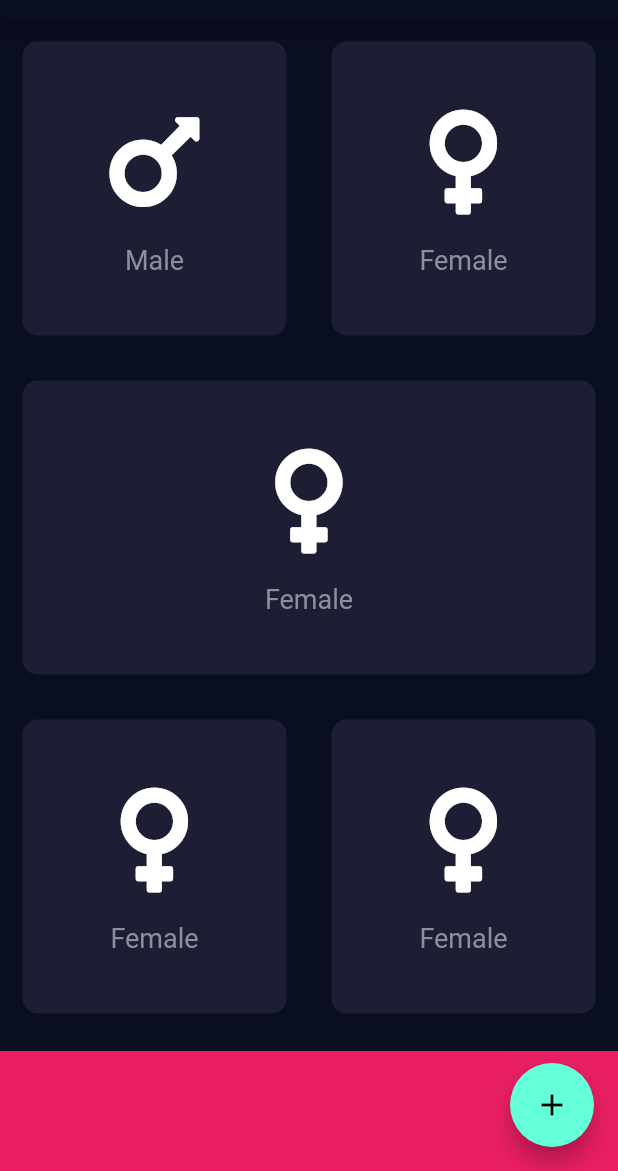
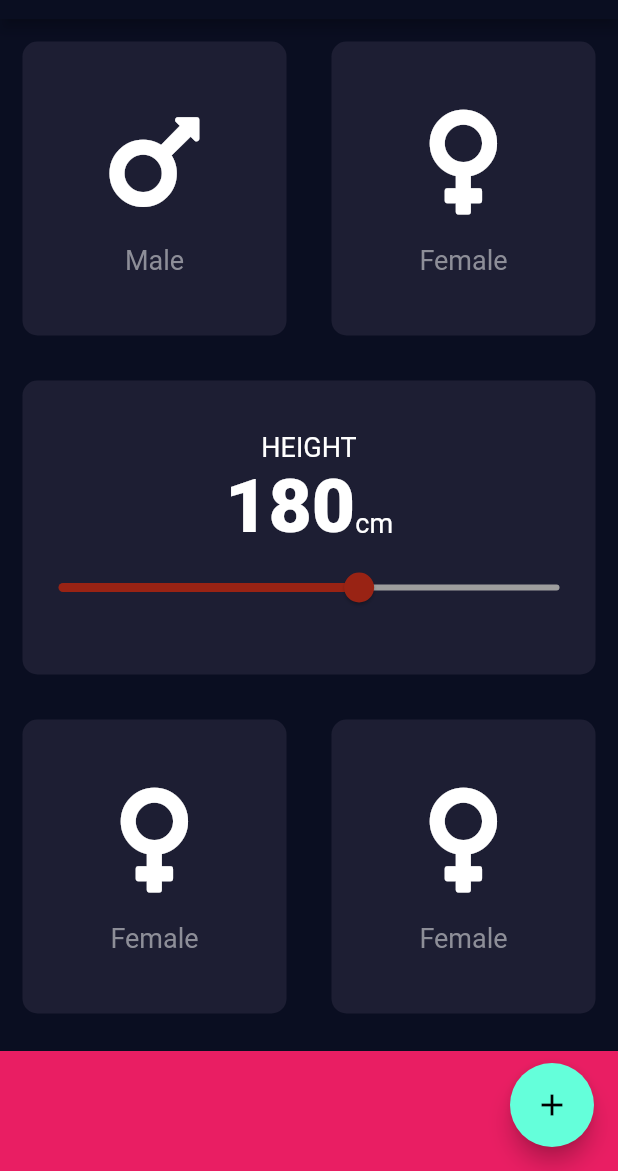
Before and after one commit to MalakEsmail/BMI-Calculator, a Flutter app: the screen it shows after launch, on a phone screen of 412 x 824 dp, the part 65-1236 px from its top. Run offline on Flutter 3.47's test engine with Material 2 defaults, Android fonts, the phone set to English and light mode, and no system bars; our stand-ins replace font_awesome_flutter.

Commit message:
update 2

```diff
--- /dev/null
+++ b/lib/constants.dart
@@ -0,0 +1,8 @@
+import 'package:flutter/widgets.dart';
+
+const ktextLabelStyle = TextStyle(fontSize: 18.0, color: Color(0xFFffffff));
+const kInActiveColor = Color(0xFF1D1E33);
+const kactiveColor = Color(0xFF140036);
+const kbottomColor = Color(0xFF992314);
+const kbottomHeight = 80.0;
+const kNumberTextStyle = TextStyle(fontSize: 50.0, fontWeight: FontWeight.w900);
--- a/lib/input_page.dart
+++ /dev/null
@@ -1,75 +0,0 @@
-import 'package:bmi_calculator/reusable_card.dart';
-import 'package:flutter/cupertino.dart';
-import 'package:flutter/material.dart';
-import 'package:font_awesome_flutter/font_awesome_flutter.dart';
-
-import 'icon_content.dart';
-
-class InputPage extends StatefulWidget {
-  @override
-  _InputPageState createState() => _InputPageState();
-}
-
-class _InputPageState extends State<InputPage> {
-  @override
-  Widget build(BuildContext context) {
-    return Scaffold(
-      appBar: AppBar(
-        title: Text(
-          'BMI CALCULATOR',
-        ),
-      ),
-      body: Column(
-        children: <Widget>[
-          Expanded(
-              child: Row(
-                children: <Widget>[
-                  Expanded(
-                    child: BoxWidget(Color(0xFF1D1E33),
-                        cardWidget('Male', FontAwesomeIcons.mars)),
-                  ),
-                  Expanded(
-                    child: BoxWidget(Color(0xFF1D1E33),
-                        cardWidget('Female', FontAwesomeIcons.venus)),
-                  )
-                ],
-              )),
-          Expanded(
-              child: Row(
-                children: <Widget>[
-                  Expanded(
-                    child: BoxWidget(Color(0xFF1D1E33),
-                        cardWidget('Female', FontAwesomeIcons.venus)),
-                  )
-                ],
-              )),
-          Expanded(
-              child: Row(
-                children: <Widget>[
-                  Expanded(
-                    child: BoxWidget(Color(0xFF1D1E33),
-                        cardWidget('Female', FontAwesomeIcons.venus)),
-                  ),
-                  Expanded(
-                    child: BoxWidget(Color(0xFF1D1E33),
-                        cardWidget('Female', FontAwesomeIcons.venus)),
-                  )
-                ],
-              )),
-          Container(
-            color: Colors.pink,
-            width: double.infinity,
-            margin: EdgeInsets.only(top: 10.0),
-            height: 80.0,
-          )
-        ],
-      ),
-      floatingActionButton: FloatingActionButton(
-        child: Icon(Icons.add),
-      ),
-    );
-  }
-//ctrl + alt + w : extract as widget
-//ctrl + alt + m: extract as methodl
-
-}
--- /dev/null
+++ b/lib/inputs_page.dart
@@ -0,0 +1,171 @@
+import 'package:bmi_calculator/reusable_card.dart';
+import 'package:flutter/cupertino.dart';
+import 'package:flutter/material.dart';
+import 'package:font_awesome_flutter/font_awesome_flutter.dart';
+
+import 'constants.dart';
+import 'icon_content.dart';
+
+enum Gender { male, female }
+//
+
+class InputPage extends StatefulWidget {
+  @override
+  _InputPageState createState() => _InputPageState();
+}
+
+class _InputPageState extends State<InputPage> {
+  Gender genderSelected;
+  int height = 180;
+
+//  Color maleColor = inActiveColor;
+//  Color femaleColor = inActiveColor;
+
+//  void changeColor(Gender gender) {
+//    gender == Gender.male?maleColor == inActiveColor?maleColor = activeColor:maleColor = inActiveColor:;
+//    if (gender == Gender.male) {
+//      if (maleColor == inActiveColor) {
+//        maleColor = activeColor;
+//        femaleColor = inActiveColor;
+//      } else {
+//        maleColor = inActiveColor;
+//      }
+//    }
+//    if (gender == Gender.female) {
+//      if (femaleColor == inActiveColor) {
+//        femaleColor = activeColor;
+//        maleColor = inActiveColor;
+//      } else {
+//        femaleColor = inActiveColor;
+//      }
+//    }
+  //}
+
+  @override
+  Widget build(BuildContext context) {
+    return Scaffold(
+      appBar: AppBar(
+        title: Text(
+          'BMI CALCULATOR',
+        ),
+      ),
+      body: Column(
+        children: <Widget>[
+          Expanded(
+              child: Row(
+            children: <Widget>[
+              Expanded(
+                child: BoxWidget(
+                  genderSelected == Gender.male ? kactiveColor : kInActiveColor,
+                  cardWidget('Male', FontAwesomeIcons.mars),
+                  () {
+                    setState(() {
+                      genderSelected = Gender.male;
+                    });
+                  },
+                ),
+              ),
+              Expanded(
+                child: BoxWidget(
+                  genderSelected == Gender.female
+                      ? kactiveColor
+                      : kInActiveColor,
+                  cardWidget('Female', FontAwesomeIcons.venus),
+                  () {
+                    setState(() {
+                      genderSelected = Gender.female;
+                    });
+                  },
+                ),
+              )
+            ],
+          )),
+          Expanded(
+              child: Row(
+            children: <Widget>[
+              Expanded(
+                child: BoxWidget(
+                  Color(0xFF1D1E33),
+                  Column(
+                    mainAxisAlignment: MainAxisAlignment.center,
+                    children: <Widget>[
+                      Text(
+                        'HEIGHT',
+                        style: ktextLabelStyle,
+                      ),
+                      Row(
+                        mainAxisAlignment: MainAxisAlignment.center,
+                        crossAxisAlignment: CrossAxisAlignment.baseline,
+                        textBaseline: TextBaseline.alphabetic,
+                        children: <Widget>[
+                          Text(
+                            height.toString(),
+                            style: kNumberTextStyle,
+                          ),
+                          Text(
+                            'cm',
+                            style: ktextLabelStyle,
+                          )
+                        ],
+                      ),
+                      Slider(
+                        value: height.toDouble(),
+                        min: 120.0,
+                        max: 220.0,
+                        activeColor: Color(0xFF992314),
+                        inactiveColor: Colors.grey,
+                        onChanged: (double newValue) {
+                          setState(() {
+                            height = newValue.round();
+                          });
+                        },
+                      ),
+                    ],
+                  ),
+                  () {
+                    // setState(() {});
+                  },
+                ),
+              )
+            ],
+          )),
+          Expanded(
+              child: Row(
+            children: <Widget>[
+              Expanded(
+                child: BoxWidget(
+                  Color(0xFF1D1E33),
+                  cardWidget('Female', FontAwesomeIcons.venus),
+                  () {
+                    setState(() {});
+                  },
+                ),
+              ),
+              Expanded(
+                child: BoxWidget(
+                  Color(0xFF1D1E33),
+                  cardWidget('Female', FontAwesomeIcons.venus),
+                  () {
+                    setState(() {});
+                  },
+                ),
+              )
+            ],
+          )),
+          Container(
+            color: Colors.pink,
+            width: double.infinity,
+            margin: EdgeInsets.only(top: 10.0),
+            height: 80.0,
+          )
+        ],
+      ),
+      floatingActionButton: FloatingActionButton(
+        child: Icon(Icons.add),
+      ),
+    );
+  }
+//ctrl + alt + w : extract as widget
+//ctrl + alt + m: extract as methodl
+
+}
--- a/lib/main.dart
+++ b/lib/main.dart
@@ -1,6 +1,6 @@
 import 'package:flutter/material.dart';
 
-import 'input_page.dart';
+import 'inputs_page.dart';
 
 void main() => runApp(BMICalculator());
 
--- a/lib/reusable_card.dart
+++ b/lib/reusable_card.dart
@@ -4,17 +4,21 @@ import 'package:flutter/cupertino.dart';
 class BoxWidget extends StatelessWidget {
   final Color colour;
   final Widget cardChild;
+  final Function onPress;
 
-  BoxWidget(this.colour, this.cardChild);
+  BoxWidget(this.colour, this.cardChild, this.onPress);
 
   @override
   Widget build(BuildContext context) {
-    return Container(
-      child: cardChild,
-      margin: EdgeInsets.all(15.0),
-      decoration: BoxDecoration(
-        color: colour,
-        borderRadius: BorderRadius.circular(10.0),
+    return GestureDetector(
+      onTap: onPress,
+      child: Container(
+        child: cardChild,
+        margin: EdgeInsets.all(15.0),
+        decoration: BoxDecoration(
+          color: colour,
+          borderRadius: BorderRadius.circular(10.0),
+        ),
       ),
     );
   }
```
